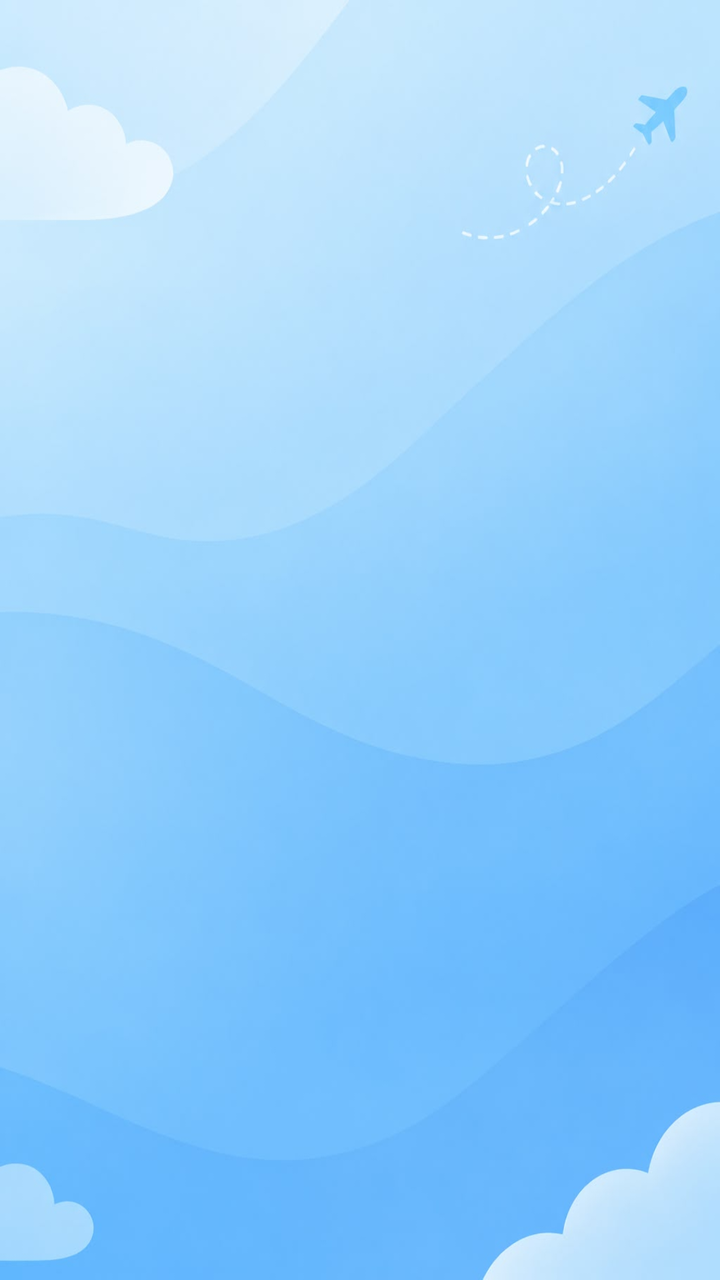
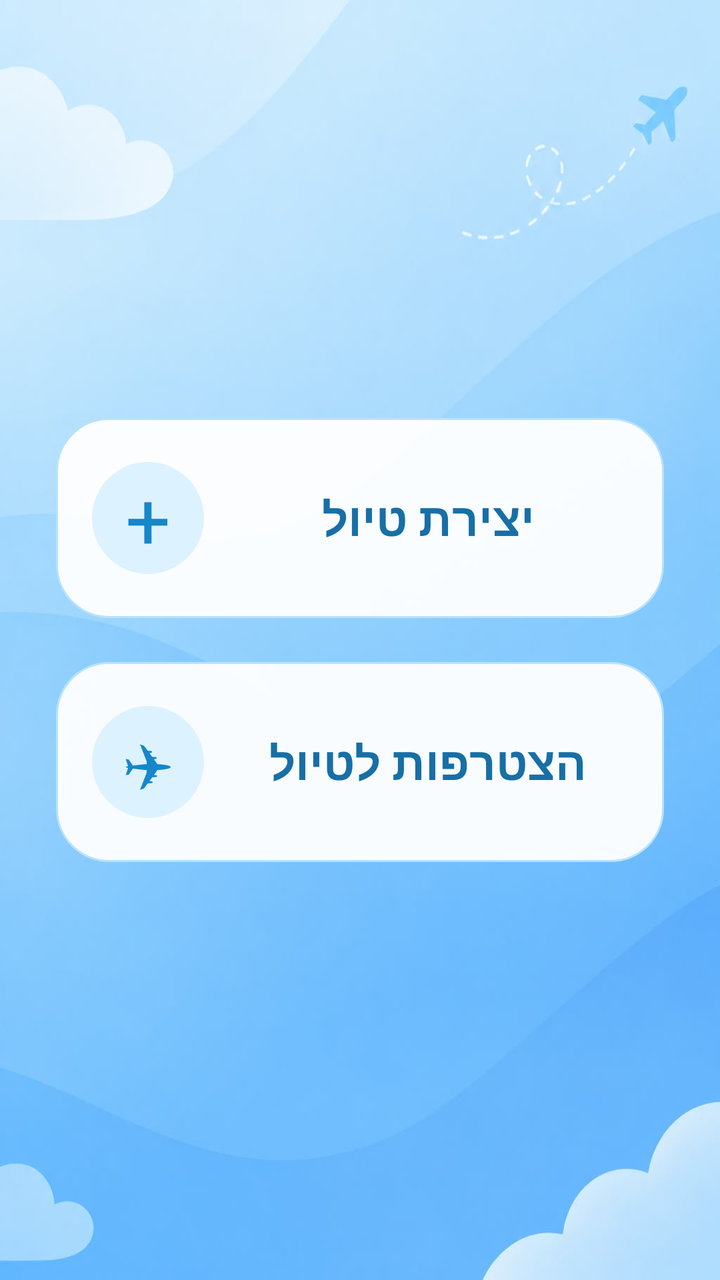

An Android layout rendered at two revisions. The XML below is the earlier revision; the diff shows what the commit changed to produce the second picture.
<!-- AndroidManifest.xml: application theme Theme.SyncIt1 -->
<!-- res/layout/activity_home.xml -->
<?xml version="1.0" encoding="utf-8"?>
<androidx.constraintlayout.widget.ConstraintLayout xmlns:android="http://schemas.android.com/apk/res/android"
    xmlns:app="http://schemas.android.com/apk/res-auto"
    xmlns:tools="http://schemas.android.com/tools"
    android:id="@+id/main"
    android:layout_width="match_parent"
    android:layout_height="match_parent"
    android:background="@drawable/home"
    tools:context=".HomeActivity">

</androidx.constraintlayout.widget.ConstraintLayout>
<!-- resources referenced by this layout -->
<resources>
  <!-- drawable home: jpeg bitmap (drawable, 26821 bytes) -->
  <style name="Theme.SyncIt1" parent="Base.Theme.SyncIt1" />
  <style name="Base.Theme.SyncIt1" parent="Theme.Material3.DayNight.NoActionBar">
          
          
      </style>
</resources>

<!-- the commit's change to res/layout/activity_home.xml (unified diff, before → after) -->
@@ -8,4 +8,86 @@
     android:background="@drawable/home"
     tools:context=".HomeActivity">
 
+    
+    <LinearLayout
+        android:id="@+id/btnCreateTrip"
+        android:layout_width="0dp"
+        android:layout_height="100dp"
+        android:layout_marginStart="28dp"
+        android:layout_marginEnd="28dp"
+        android:background="@drawable/trip_button"
+        android:gravity="center_vertical"
+        android:orientation="horizontal"
+        android:padding="18dp"
+        android:clickable="true"
+        android:focusable="true"
+        app:layout_constraintTop_toTopOf="parent"
+        app:layout_constraintBottom_toTopOf="@id/btnJoinTrip"
+        app:layout_constraintStart_toStartOf="parent"
+        app:layout_constraintEnd_toEndOf="parent"
+        app:layout_constraintVertical_chainStyle="packed">
+
+        <TextView
+            android:layout_width="56dp"
+            android:layout_height="56dp"
+            android:background="@drawable/trip_icon_circle"
+            android:gravity="center"
+            android:text="+"
+            android:textColor="#1687C9"
+            android:textSize="40sp" />
+
+        <TextView
+            android:layout_width="0dp"
+            android:layout_height="wrap_content"
+            android:layout_weight="1"
+            android:gravity="center"
+            android:layout_marginStart="12dp"
+            android:text="יצירת טיול"
+            android:textColor="#176FA6"
+            android:textSize="23sp"
+            android:textStyle="bold" />
+
+    </LinearLayout>
+
+    
+    <LinearLayout
+        android:id="@+id/btnJoinTrip"
+        android:layout_width="0dp"
+        android:layout_height="100dp"
+        android:layout_marginStart="28dp"
+        android:layout_marginTop="22dp"
+        android:layout_marginEnd="28dp"
+        android:background="@drawable/trip_button"
+        android:gravity="center_vertical"
+        android:orientation="horizontal"
+        android:padding="18dp"
+        android:clickable="true"
+        android:focusable="true"
+        app:layout_constraintTop_toBottomOf="@id/btnCreateTrip"
+        app:layout_constraintBottom_toBottomOf="parent"
+        app:layout_constraintStart_toStartOf="parent"
+        app:layout_constraintEnd_toEndOf="parent">
+
+        <TextView
+            android:layout_width="56dp"
+            android:layout_height="56dp"
+            android:background="@drawable/trip_icon_circle"
+            android:gravity="center"
+            android:text="✈"
+            android:textColor="#1687C9"
+            android:textSize="30sp" />
+
+        <TextView
+            android:layout_width="0dp"
+            android:layout_height="wrap_content"
+            android:layout_weight="1"
+            android:gravity="center"
+            android:layout_marginStart="12dp"
+            android:text="הצטרפות לטיול"
+            android:textColor="#176FA6"
+            android:textSize="23sp"
+            android:textStyle="bold" />
+
+    </LinearLayout>
+
 </androidx.constraintlayout.widget.ConstraintLayout>
<!-- resource entries referenced after the edit -->
@@ -1,6 +1,24 @@
 <!-- resources referenced by this layout -->
 <resources>
   <!-- drawable home: jpeg bitmap (drawable, 26821 bytes) -->
+  <!-- drawable trip_button (drawable) -->
+  <?xml version="1.0" encoding="utf-8"?>
+  <shape xmlns:android="http://schemas.android.com/apk/res/android">
+      <solid android:color="#F2FFFFFF" />
+      <corners android:radius="26dp" />
+      <stroke
+          android:width="1dp"
+          android:color="#B8E3FA" />
+  </shape>
+  <!-- drawable trip_icon_circle (drawable) -->
+  <?xml version="1.0" encoding="utf-8"?>
+  <shape xmlns:android="http://schemas.android.com/apk/res/android">
+  
+      <solid android:color="#DDF2FF" />
+  
+      <corners android:radius="28dp" />
+  
+  </shape>
   <style name="Theme.SyncIt1" parent="Base.Theme.SyncIt1" />
   <style name="Base.Theme.SyncIt1" parent="Theme.Material3.DayNight.NoActionBar">
           
